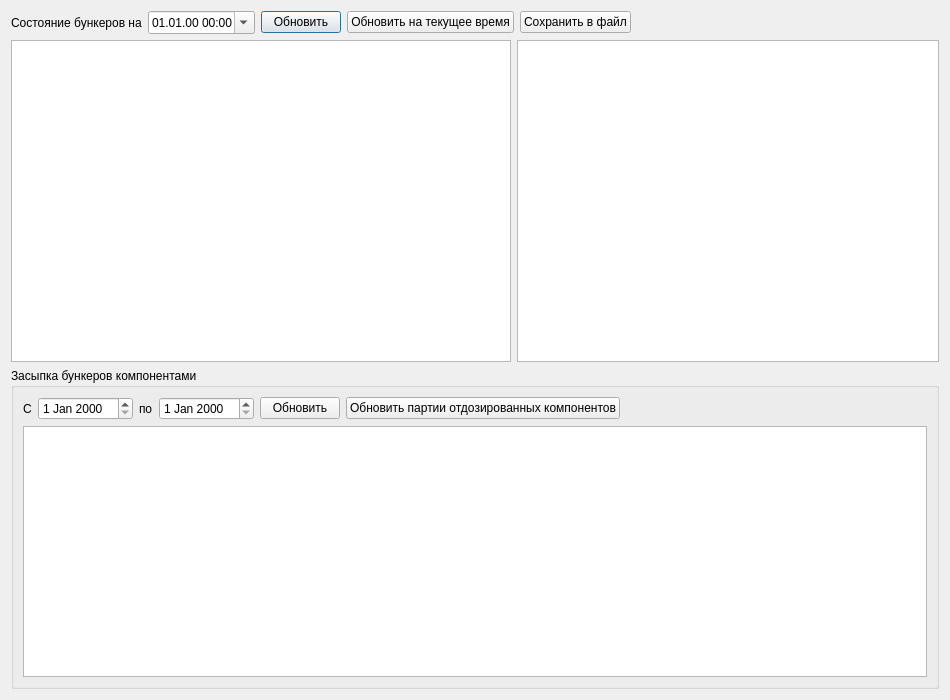
This is dialogbunk.ui in Sergeyego/doz_view as Qt 5 draws it before an edit. The edited form follows.
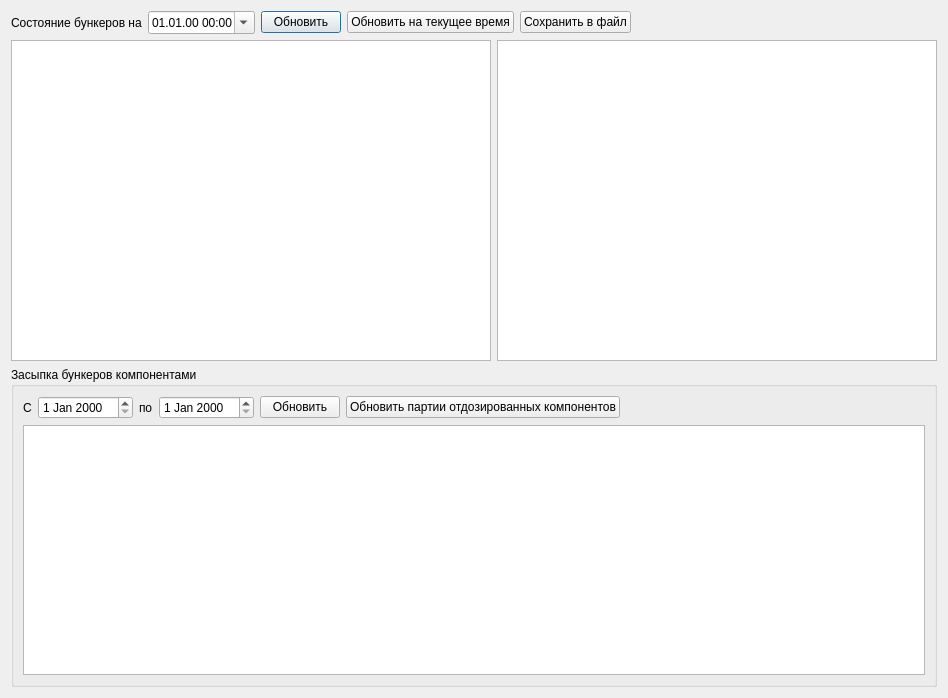
This is the edited form. Custom widgets are drawn as their Qt base class.

```diff
--- a/dialogbunk.ui
+++ b/dialogbunk.ui
@@ -6,8 +6,8 @@
    <rect>
     <x>0</x>
     <y>0</y>
-    <width>950</width>
-    <height>700</height>
+    <width>948</width>
+    <height>698</height>
    </rect>
   </property>
   <property name="windowTitle">
@@ -75,7 +75,7 @@
       <widget class="TableView" name="tableViewCurrent">
        <property name="minimumSize">
         <size>
-         <width>500</width>
+         <width>480</width>
          <height>0</height>
         </size>
        </property>
```
